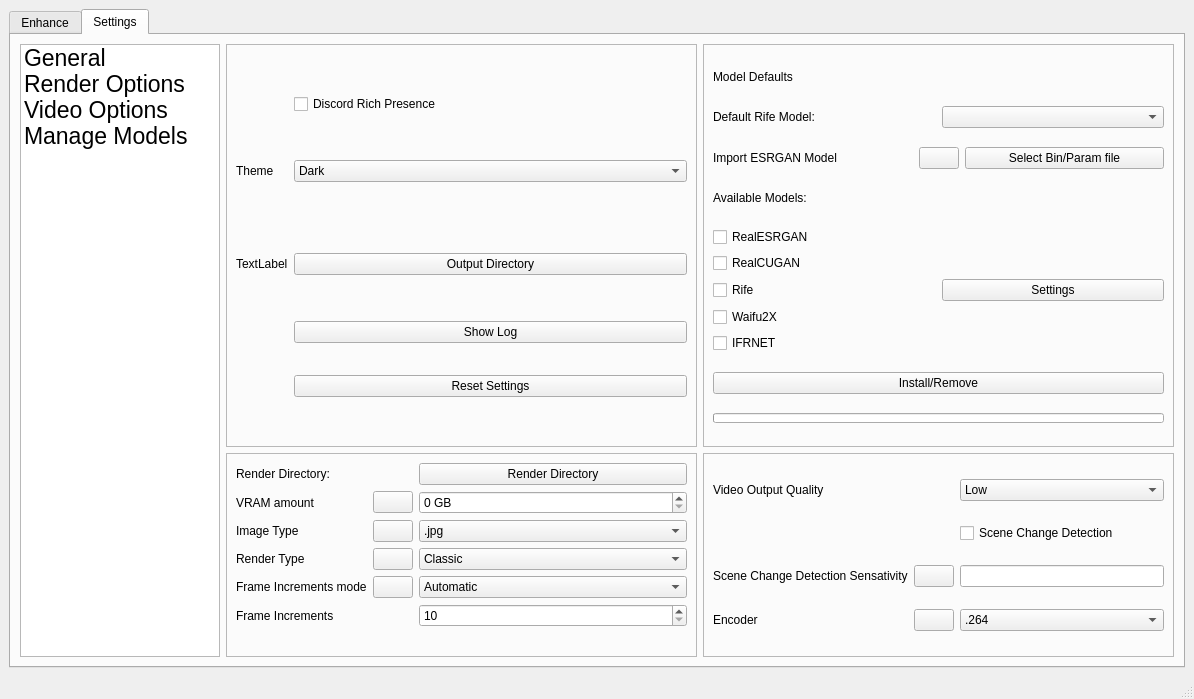
The window that mainwindow.ui (TNTwise/REAL-Video-Enhancer) describes before a commit, drawn with Qt 5.
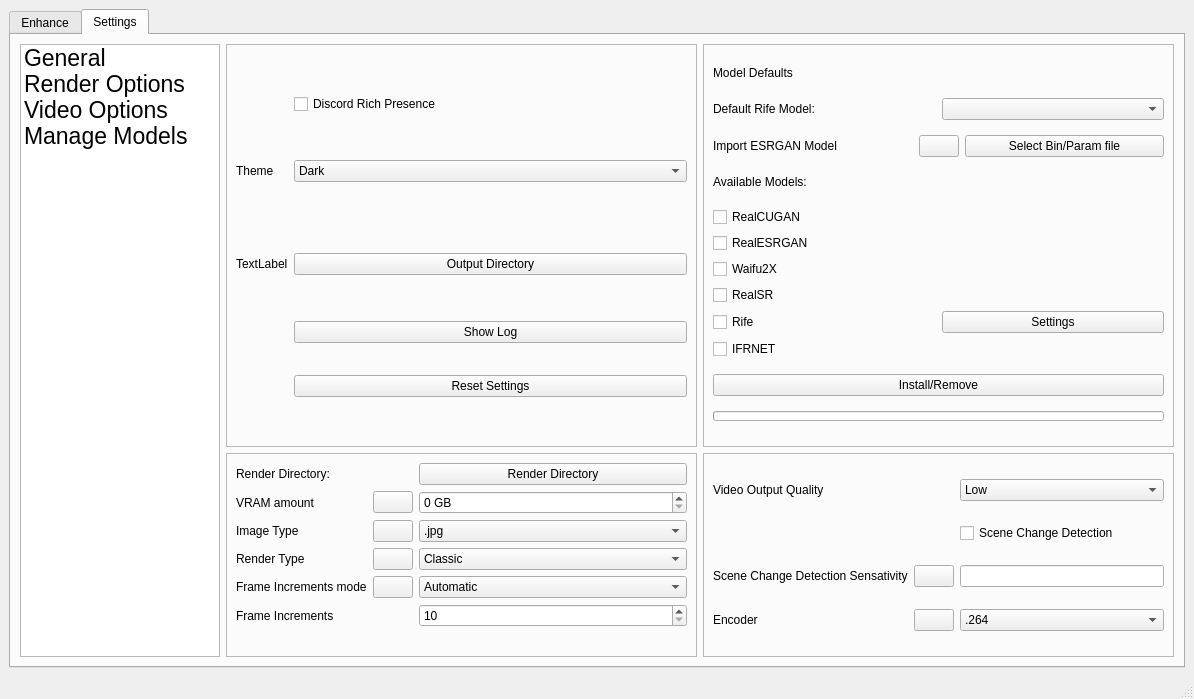
The same window after the commit. The open tabs and pages were chosen to show the change. Icons and pictures are not drawn.

```diff
--- a/mainwindow.ui
+++ b/mainwindow.ui
@@ -1016,40 +1016,28 @@
                <enum>QFrame::Raised</enum>
               </property>
               <layout class="QGridLayout" name="gridLayout">
-               <item row="3" column="0">
-                <widget class="QLabel" name="label_13">
-                 <property name="maximumSize">
-                  <size>
-                   <width>16777215</width>
-                   <height>20</height>
-                  </size>
-                 </property>
-                 <property name="text">
-                  <string>Available Models:</string>
-                 </property>
-                </widget>
+               <item row="1" column="0">
+                <layout class="QHBoxLayout" name="horizontalLayout_17">
+                 <item>
+                  <widget class="QLabel" name="label_19">
+                   <property name="text">
+                    <string>Default Rife Model:</string>
+                   </property>
+                  </widget>
+                 </item>
+                 <item>
+                  <widget class="QComboBox" name="defaultRifeModel"/>
+                 </item>
+                </layout>
                </item>
-               <item row="6" column="0">
+               <item row="7" column="0">
                 <widget class="QPushButton" name="InstallButton">
                  <property name="text">
                   <string>Install/Remove</string>
                  </property>
                 </widget>
                </item>
-               <item row="0" column="0">
-                <widget class="QLabel" name="label_18">
-                 <property name="maximumSize">
-                  <size>
-                   <width>16777215</width>
-                   <height>20</height>
-                  </size>
-                 </property>
-                 <property name="text">
-                  <string>Model Defaults</string>
-                 </property>
-                </widget>
-               </item>
-               <item row="7" column="0">
+               <item row="8" column="0">
                 <widget class="QProgressBar" name="installModelsProgressBar">
                  <property name="maximumSize">
                   <size>
@@ -1071,72 +1059,6 @@
                  </property>
                 </widget>
                </item>
-               <item row="4" column="0">
-                <layout class="QGridLayout" name="gridLayout_6">
-                 <item row="6" column="0">
-                  <widget class="QCheckBox" name="Waifu2xCheckBox">
-                   <property name="text">
-                    <string>Waifu2X</string>
-                   </property>
-                  </widget>
-                 </item>
-                 <item row="3" column="0">
-                  <widget class="QCheckBox" name="RealCUGANCheckBox">
-                   <property name="enabled">
-                    <bool>true</bool>
-                   </property>
-                   <property name="text">
-                    <string>RealCUGAN</string>
-                   </property>
-                  </widget>
-                 </item>
-                 <item row="4" column="0">
-                  <widget class="QCheckBox" name="RifeCheckBox">
-                   <property name="text">
-                    <string>Rife</string>
-                   </property>
-                  </widget>
-                 </item>
-                 <item row="7" column="0">
-                  <widget class="QCheckBox" name="CainCheckBox">
-                   <property name="enabled">
-                    <bool>true</bool>
-                   </property>
-                   <property name="text">
-                    <string>IFRNET</string>
-                   </property>
-                  </widget>
-                 </item>
-                 <item row="1" column="0">
-                  <widget class="QCheckBox" name="RealESRGANCheckBox">
-                   <property name="text">
-                    <string>RealESRGAN</string>
-                   </property>
-                  </widget>
-                 </item>
-                 <item row="4" column="1">
-                  <widget class="QPushButton" name="RifeSettings">
-                   <property name="text">
-                    <string>Settings</string>
-                   </property>
-                  </widget>
-                 </item>
-                </layout>
-               </item>
-               <item row="1" column="0">
-                <layout class="QHBoxLayout" name="horizontalLayout_17">
-                 <item>
-                  <widget class="QLabel" name="label_19">
-                   <property name="text">
-                    <string>Default Rife Model:</string>
-                   </property>
-                  </widget>
-                 </item>
-                 <item>
-                  <widget class="QComboBox" name="defaultRifeModel"/>
-                 </item>
-                </layout>
-               </item>
                <item row="2" column="0">
                 <layout class="QHBoxLayout" name="horizontalLayout_18">
                  <item>
@@ -1168,6 +1090,91 @@
                  </item>
                 </layout>
                </item>
+               <item row="5" column="0">
+                <layout class="QGridLayout" name="gridLayout_6">
+                 <item row="9" column="0">
+                  <widget class="QCheckBox" name="CainCheckBox">
+                   <property name="enabled">
+                    <bool>true</bool>
+                   </property>
+                   <property name="text">
+                    <string>IFRNET</string>
+                   </property>
+                  </widget>
+                 </item>
+                 <item row="0" column="0">
+                  <widget class="QCheckBox" name="RealCUGANCheckBox">
+                   <property name="enabled">
+                    <bool>true</bool>
+                   </property>
+                   <property name="text">
+                    <string>RealCUGAN</string>
+                   </property>
+                  </widget>
+                 </item>
+                 <item row="8" column="1">
+                  <widget class="QPushButton" name="RifeSettings">
+                   <property name="text">
+                    <string>Settings</string>
+                   </property>
+                  </widget>
+                 </item>
+                 <item row="8" column="0">
+                  <widget class="QCheckBox" name="RifeCheckBox">
+                   <property name="text">
+                    <string>Rife</string>
+                   </property>
+                  </widget>
+                 </item>
+                 <item row="6" column="0">
+                  <widget class="QCheckBox" name="Waifu2xCheckBox">
+                   <property name="text">
+                    <string>Waifu2X</string>
+                   </property>
+                  </widget>
+                 </item>
+                 <item row="1" column="0">
+                  <widget class="QCheckBox" name="RealESRGANCheckBox">
+                   <property name="text">
+                    <string>RealESRGAN</string>
+                   </property>
+                  </widget>
+                 </item>
+                 <item row="7" column="0">
+                  <widget class="QCheckBox" name="RealSRCheckBox">
+                   <property name="text">
+                    <string>RealSR</string>
+                   </property>
+                  </widget>
+                 </item>
+                </layout>
+               </item>
+               <item row="0" column="0">
+                <widget class="QLabel" name="label_18">
+                 <property name="maximumSize">
+                  <size>
+                   <width>16777215</width>
+                   <height>20</height>
+                  </size>
+                 </property>
+                 <property name="text">
+                  <string>Model Defaults</string>
+                 </property>
+                </widget>
+               </item>
+               <item row="4" column="0">
+                <widget class="QLabel" name="label_13">
+                 <property name="maximumSize">
+                  <size>
+                   <width>16777215</width>
+                   <height>20</height>
+                  </size>
+                 </property>
+                 <property name="text">
+                  <string>Available Models:</string>
+                 </property>
+                </widget>
+               </item>
               </layout>
              </widget>
             </item>
```
